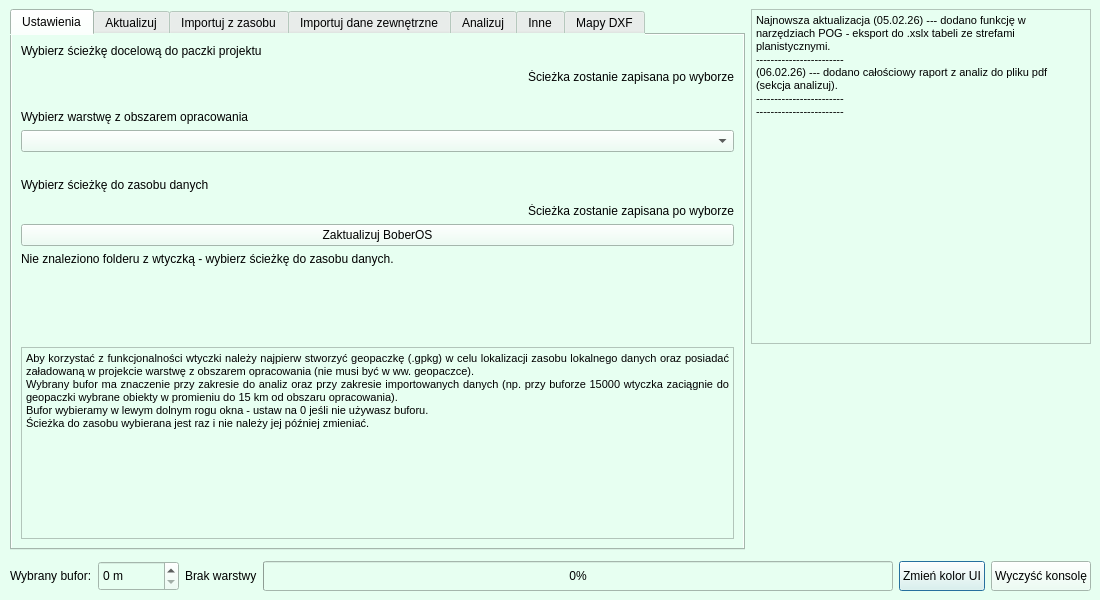
Before: the Qt Designer form bober_os_dialog_base.ui in pankonduktortoja/BoberOS, drawn with Qt 5.
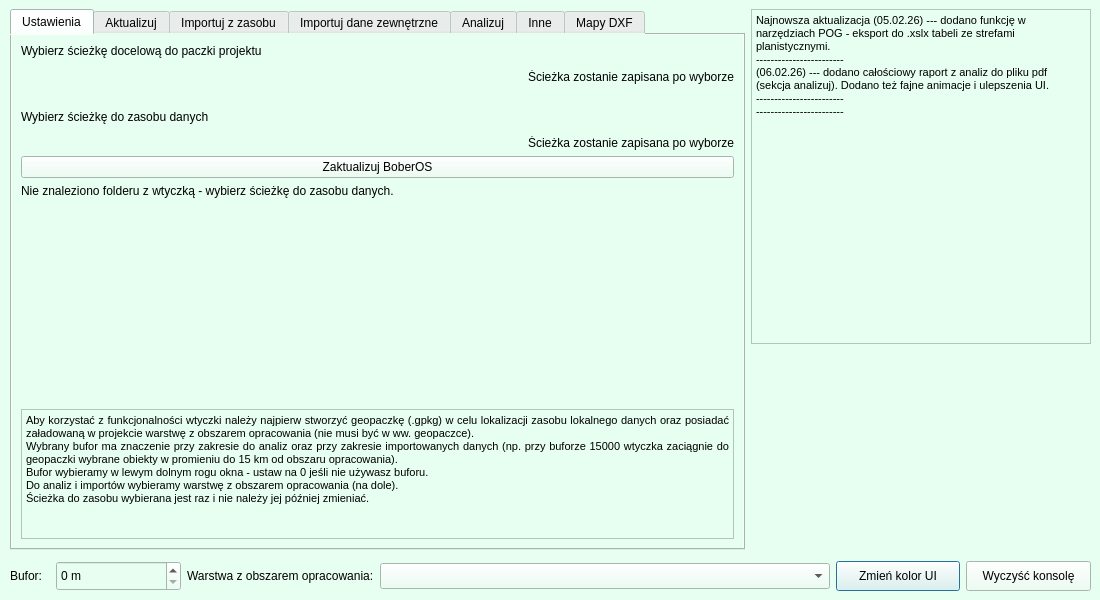
After: the same form once the commit is applied. Custom widgets are drawn as their Qt base class.

What changed in the file:
```diff
--- a/bober_os_dialog_base.ui
+++ b/bober_os_dialog_base.ui
@@ -59,8 +59,14 @@
         <height>30</height>
        </size>
       </property>
+      <property name="maximumSize">
+       <size>
+        <width>40</width>
+        <height>16777215</height>
+       </size>
+      </property>
       <property name="text">
-       <string>Wybrany bufor:</string>
+       <string>Bufor:</string>
       </property>
      </widget>
     </item>
@@ -68,7 +74,7 @@
      <widget class="QgsSpinBox" name="sbBufferValue">
       <property name="minimumSize">
        <size>
-        <width>64</width>
+        <width>120</width>
         <height>30</height>
        </size>
       </property>
@@ -81,34 +87,25 @@
      </widget>
     </item>
     <item>
-     <widget class="QLabel" name="labelLayerArea">
-      <property name="minimumSize">
-       <size>
-        <width>0</width>
-        <height>30</height>
-       </size>
-      </property>
-      <property name="text">
-       <string>Brak warstwy</string>
-      </property>
-     </widget>
-    </item>
-    <item>
-     <widget class="QProgressBar" name="progressBar">
-      <property name="minimumSize">
-       <size>
-        <width>150</width>
-        <height>30</height>
-       </size>
-      </property>
+     <widget class="QLabel" name="label_2">
       <property name="maximumSize">
        <size>
         <width>16777215</width>
-        <height>30</height>
+        <height>5000</height>
        </size>
       </property>
-      <property name="value">
-       <number>0</number>
+      <property name="text">
+       <string>Warstwa z obszarem opracowania:</string>
+      </property>
+     </widget>
+    </item>
+    <item>
+     <widget class="QgsMapLayerComboBox" name="layer_area">
+      <property name="minimumSize">
+       <size>
+        <width>450</width>
+        <height>26</height>
+       </size>
       </property>
      </widget>
     </item>
@@ -182,38 +179,6 @@
             </property>
            </widget>
           </item>
-          <item>
-           <spacer name="verticalSpacer_10">
-            <property name="orientation">
-             <enum>Qt::Vertical</enum>
-            </property>
-            <property name="sizeType">
-             <enum>QSizePolicy::Fixed</enum>
-            </property>
-            <property name="sizeHint" stdset="0">
-             <size>
-              <width>20</width>
-              <height>20</height>
-             </size>
-            </property>
-           </spacer>
-          </item>
-          <item>
-           <widget class="QLabel" name="label_2">
-            <property name="maximumSize">
-             <size>
-              <width>16777215</width>
-              <height>5000</height>
-             </size>
-            </property>
-            <property name="text">
-             <string>Wybierz warstwę z obszarem opracowania</string>
-            </property>
-           </widget>
-          </item>
-          <item>
-           <widget class="QgsMapLayerComboBox" name="layer_area"/>
-          </item>
           <item>
            <spacer name="verticalSpacer_14">
             <property name="orientation">
@@ -279,6 +244,12 @@
           </item>
           <item>
            <widget class="QTextBrowser" name="tbSettings">
+            <property name="maximumSize">
+             <size>
+              <width>16777215</width>
+              <height>130</height>
+             </size>
+            </property>
             <property name="frameShadow">
              <enum>QFrame::Sunken</enum>
             </property>
@@ -290,6 +261,7 @@
 &lt;p align=&quot;justify&quot; style=&quot; margin-top:0px; margin-bottom:0px; margin-left:0px; margin-right:0px; -qt-block-indent:0; text-indent:0px;&quot;&gt;Aby korzystać z funkcjonalności wtyczki należy najpierw stworzyć geopaczkę (.gpkg) w celu lokalizacji zasobu lokalnego danych oraz posiadać załadowaną w projekcie warstwę z obszarem opracowania (nie musi być w ww. geopaczce).&lt;/p&gt;
 &lt;p align=&quot;justify&quot; style=&quot; margin-top:0px; margin-bottom:0px; margin-left:0px; margin-right:0px; -qt-block-indent:0; text-indent:0px;&quot;&gt;Wybrany bufor ma znaczenie przy zakresie do analiz oraz przy zakresie importowanych danych (np. przy buforze 15000 wtyczka zaciągnie do geopaczki wybrane obiekty w promieniu do 15 km od obszaru opracowania).&lt;/p&gt;
 &lt;p align=&quot;justify&quot; style=&quot; margin-top:0px; margin-bottom:0px; margin-left:0px; margin-right:0px; -qt-block-indent:0; text-indent:0px;&quot;&gt;Bufor wybieramy w lewym dolnym rogu okna - ustaw na 0 jeśli nie używasz buforu.&lt;/p&gt;
+&lt;p align=&quot;justify&quot; style=&quot; margin-top:0px; margin-bottom:0px; margin-left:0px; margin-right:0px; -qt-block-indent:0; text-indent:0px;&quot;&gt;Do analiz i importów wybieramy warstwę z obszarem opracowania (na dole).&lt;/p&gt;
 &lt;p align=&quot;justify&quot; style=&quot; margin-top:0px; margin-bottom:0px; margin-left:0px; margin-right:0px; -qt-block-indent:0; text-indent:0px;&quot;&gt;Ścieżka do zasobu wybierana jest raz i nie należy jej później zmieniać.&lt;/p&gt;&lt;/body&gt;&lt;/html&gt;</string>
             </property>
            </widget>
@@ -2404,7 +2376,7 @@
 &lt;/style&gt;&lt;/head&gt;&lt;body style=&quot; font-family:'Open Sans'; font-size:8pt; font-weight:400; font-style:normal;&quot;&gt;
 &lt;p style=&quot; margin-top:0px; margin-bottom:0px; margin-left:0px; margin-right:0px; -qt-block-indent:0; text-indent:0px;&quot;&gt;Najnowsza aktualizacja (05.02.26) --- dodano funkcję w narzędziach POG - eksport do .xslx tabeli ze strefami planistycznymi.&lt;/p&gt;
 &lt;p style=&quot; margin-top:0px; margin-bottom:0px; margin-left:0px; margin-right:0px; -qt-block-indent:0; text-indent:0px;&quot;&gt;------------------------&lt;/p&gt;
-&lt;p style=&quot; margin-top:0px; margin-bottom:0px; margin-left:0px; margin-right:0px; -qt-block-indent:0; text-indent:0px;&quot;&gt;(06.02.26) --- dodano całościowy raport z analiz do pliku pdf (sekcja analizuj).&lt;/p&gt;
+&lt;p style=&quot; margin-top:0px; margin-bottom:0px; margin-left:0px; margin-right:0px; -qt-block-indent:0; text-indent:0px;&quot;&gt;(06.02.26) --- dodano całościowy raport z analiz do pliku pdf (sekcja analizuj). Dodano też fajne animacje i ulepszenia UI.&lt;/p&gt;
 &lt;p style=&quot; margin-top:0px; margin-bottom:0px; margin-left:0px; margin-right:0px; -qt-block-indent:0; text-indent:0px;&quot;&gt;------------------------&lt;/p&gt;
 &lt;p style=&quot; margin-top:0px; margin-bottom:0px; margin-left:0px; margin-right:0px; -qt-block-indent:0; text-indent:0px;&quot;&gt;------------------------&lt;/p&gt;&lt;/body&gt;&lt;/html&gt;</string>
         </property>
```
